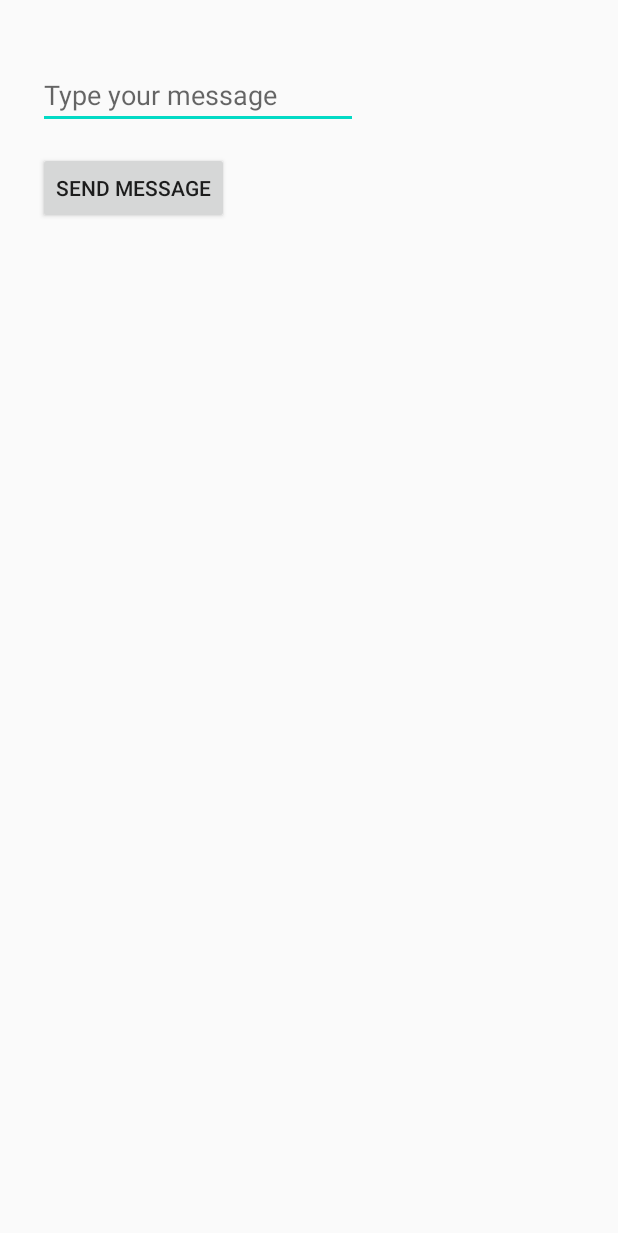
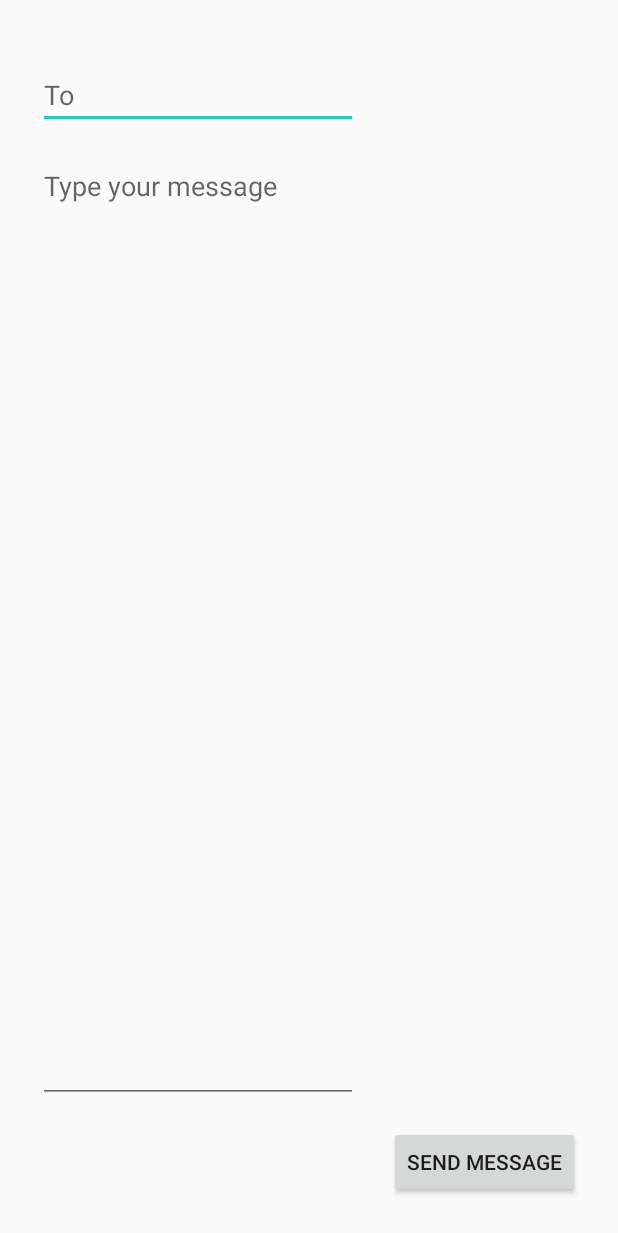
Before and after one commit to helubore/AndroidMessenger, an Android app: the screen it shows after launch (MainActivity), on a phone screen of 412 x 824 dp. Shown: the top 1233 px of the screen. Run offline under Robolectric (Android 15) with nearby library versions, the phone set to English and light mode, and no system bars.

Commit message:
added some layout mods

```diff
--- a/app/src/main/java/com/rehoboth/mymessenger/MainActivity.java
+++ b/app/src/main/java/com/rehoboth/mymessenger/MainActivity.java
@@ -17,14 +17,16 @@ public class MainActivity extends Activity {
 
     public void onSendMessage(View view){
         EditText editText = (EditText) findViewById(R.id.message);
-        TextView tview = (TextView) findViewById(R.id.textView);
+        EditText editEmail = (EditText) findViewById(R.id.email);
+
         String message = editText.getText().toString();
+        String email = editEmail.getText().toString();
 
-        tview.setText(message);
 
         Intent intent = new Intent(Intent.ACTION_SEND);
         intent.setType("text/plain");
         intent.putExtra(Intent.EXTRA_TEXT,message);
+        intent.putExtra(Intent.EXTRA_EMAIL,email);
         startActivity(intent);
 
     }
--- a/app/src/main/res/layout/activity_main.xml
+++ b/app/src/main/res/layout/activity_main.xml
@@ -10,13 +10,24 @@
 
 
     <EditText
-        android:id="@+id/message"
+        android:id="@+id/email"
         android:layout_width="wrap_content"
         android:layout_height="wrap_content"
         android:layout_marginTop="15dp"
         android:ems="10"
-        android:inputType="textPersonName"
+        android:inputType="textEmailAddress"
         android:hint="@string/edit_text_hint"/>
+
+    <EditText
+        android:id="@+id/message"
+        android:layout_width="wrap_content"
+        android:layout_height="0px"
+        android:layout_marginTop="15dp"
+        android:ems="10"
+        android:inputType="textAutoComplete"
+        android:layout_weight="1"
+        android:gravity="top"
+        android:hint="@string/edit_text_hint_message"/>
 
     <Button
         android:id="@+id/sendMessage"
@@ -24,11 +35,7 @@
         android:layout_height="wrap_content"
         android:onClick="onSendMessage"
         android:layout_marginTop="15dp"
-        android:text="@string/btn_send" />
-
-    <TextView
-        android:id="@+id/textView"
-        android:layout_width="match_parent"
-        android:layout_height="wrap_content" />
+        android:text="@string/btn_send"
+        android:layout_gravity="right"/>
 
 </LinearLayout>
--- a/app/src/main/res/values/strings.xml
+++ b/app/src/main/res/values/strings.xml
@@ -1,5 +1,6 @@
 <resources>
     <string name="app_name">My Messenger</string>
-    <string name="edit_text_hint">Type your message</string>
+    <string name="edit_text_hint">To</string>
+    <string name="edit_text_hint_message">Type your message</string>
     <string name="btn_send">Send Message</string>
 </resources>
```
